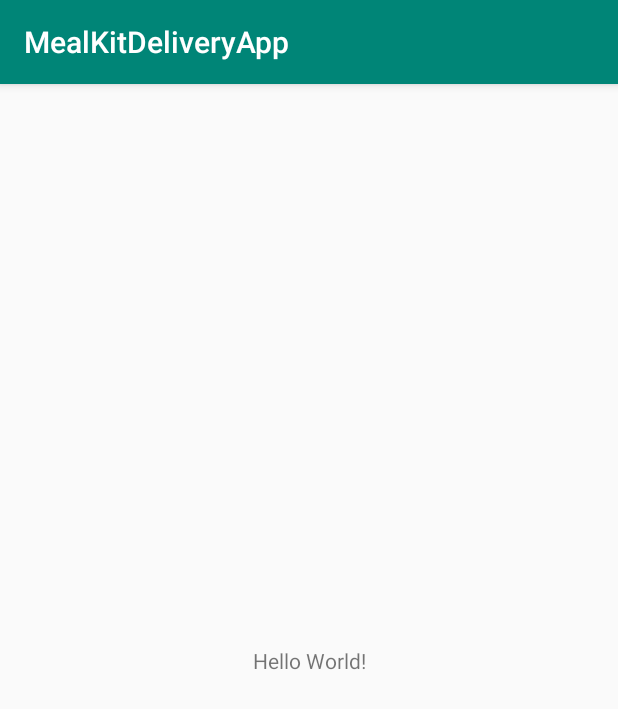
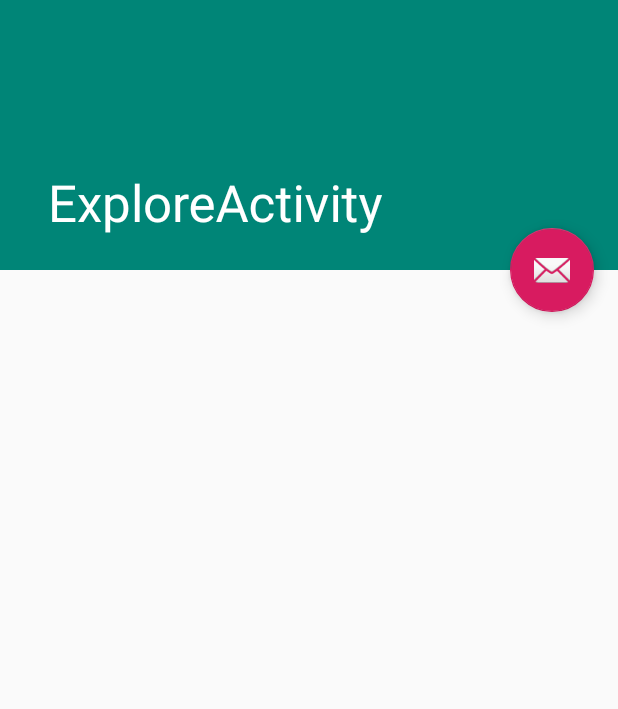
Before and after one commit to giangkhuat/Meal-Kit-delivery-app, an Android app: the screen it shows after launch (MainActivity before the commit, ExploreActivity after it), on a phone screen of 412 x 824 dp. Shown: the top 709 px of the screen. Run offline under Robolectric (Android 15) with nearby library versions, the phone set to English and light mode, and no system bars.

Commit message:
second commit

```diff
--- a/app/build.gradle
+++ b/app/build.gradle
@@ -3,6 +3,7 @@ apply plugin: 'com.android.application'
 apply plugin: 'kotlin-android'
 
 apply plugin: 'kotlin-android-extensions'
+apply plugin: 'com.google.gms.google-services'
 
 android {
     compileSdkVersion 29
@@ -25,11 +26,14 @@ android {
 
 dependencies {
     implementation fileTree(dir: 'libs', include: ['*.jar'])
-    implementation"org.jetbrains.kotlin:kotlin-stdlib-jdk7:$kotlin_version"
+    implementation "org.jetbrains.kotlin:kotlin-stdlib-jdk7:$kotlin_version"
     implementation 'androidx.appcompat:appcompat:1.1.0'
     implementation 'androidx.core:core-ktx:1.1.0'
     implementation 'androidx.constraintlayout:constraintlayout:1.1.3'
+    implementation 'com.google.android.material:material:1.0.0'
+    implementation 'com.google.firebase:firebase-auth:16.0.5'
     testImplementation 'junit:junit:4.12'
     androidTestImplementation 'androidx.test.ext:junit:1.1.1'
     androidTestImplementation 'androidx.test.espresso:espresso-core:3.2.0'
+    compile 'it.neokree:MaterialTabs:0.11'
 }
--- /dev/null
+++ b/app/src/main/java/com/ait/mealkitdeliveryapp/ExploreActivity.kt
@@ -0,0 +1,24 @@
+package com.ait.mealkitdeliveryapp
+
+import android.os.Bundle
+import com.google.android.material.snackbar.Snackbar
+import androidx.appcompat.app.AppCompatActivity
+import com.ait.mealkitdeliveryapp.adapter.recipeAdapter
+import com.ait.mealkitdeliveryapp.data.recipe
+import kotlinx.android.synthetic.main.activity_explore.*
+
+class ExploreActivity : AppCompatActivity() {
+
+    lateinit var adapter: recipeAdapter
+    var items  = mutableListOf<recipe>()
+
+    // var items = AppDatabase.getInstance(this@ScrollingActivity).ItemDao().getALlItems()
+    override fun onCreate(savedInstanceState: Bundle?) {
+        super.onCreate(savedInstanceState)
+        setContentView(R.layout.activity_explore)
+        setSupportActionBar(toolbar)
+        adapter = recipeAdapter(this, items)
+        recyclerItem.adapter = adapter
+
+    }
+}
--- /dev/null
+++ b/app/src/main/java/com/ait/mealkitdeliveryapp/adapter/recipeAdapter.kt
@@ -0,0 +1,96 @@
+package com.ait.mealkitdeliveryapp.adapter
+
+import android.content.Context
+import android.view.LayoutInflater
+import android.view.View
+import android.view.ViewGroup
+import androidx.recyclerview.widget.RecyclerView
+import com.ait.mealkitdeliveryapp.R
+import com.ait.mealkitdeliveryapp.data.recipe
+import kotlinx.android.synthetic.main.recipe_card.view.*
+import java.util.*
+
+class recipeAdapter : RecyclerView.Adapter<recipeAdapter.ViewHolder> {
+
+    var recipelist  = mutableListOf<recipe>()
+    var context: Context
+
+    constructor(context: Context, items: List<recipe>) {
+        this.context = context
+        recipelist.addAll(items)
+    }
+
+    override fun onCreateViewHolder(parent: ViewGroup, viewType: Int): ViewHolder {
+        /* define layout of one ShopItem  outside actiity */
+        var item = LayoutInflater.from(context).inflate(
+            R.layout.recipe_card, parent, false
+        )
+        return ViewHolder(item)
+    }
+    override fun getItemCount(): Int {
+        return recipelist.size
+    }
+
+    override fun onBindViewHolder(holder: ViewHolder, position: Int) {
+        var item = recipelist.get(holder.adapterPosition)
+
+        holder.recipeCard.setOnClickListener{
+            //intent
+        }
+    }
+
+    /*
+    fun deleteItem(index: Int) {
+        Thread {
+            AppDatabase.getInstance(context).ItemDao().deleteItem(shoplist[index])
+            (context as ScrollingActivity).runOnUiThread()  {
+                shoplist.removeAt(index)
+                notifyItemRemoved(index)
+            }
+        }.start()
+    }
+
+    */
+    fun addItem(recipe : recipe) {
+        recipelist.add(recipe)
+        notifyItemInserted(recipelist.lastIndex)
+    }
+
+    /*
+    fun deleteAllItems() {
+        Thread {
+            AppDatabase.getInstance(context).ItemDao().deleteAll()
+            (context as ScrollingActivity).runOnUiThread {
+                shoplist.clear()
+                notifyDataSetChanged()
+            }
+        }.start()
+    }
+*/
+
+    /* Update recyclerview
+    fun updateItemOnPosition(item: ShopItem, index: Int) {
+        shoplist.set(index, item)
+        notifyItemChanged(index)
+    }
+
+    /* Update database */
+    fun updateItem(item: ShopItem) {
+        Thread {
+            AppDatabase.getInstance(context).ItemDao().updateItem(item)
+        }.start()
+
+    }
+
+
+     */
+
+    inner class ViewHolder(itemView: View) : RecyclerView.ViewHolder(itemView) {
+        var tvProduct_name = itemView.tvProduct_name
+        var tvDescription = itemView.tvDescription
+        var tvPrice = itemView.tvPrice
+        var ivImage = itemView.ivImage
+        var recipeCard = itemView.recipeCard
+    }
+
+}
--- /dev/null
+++ b/app/src/main/res/layout/activity_explore.xml
@@ -0,0 +1,62 @@
+<?xml version="1.0" encoding="utf-8"?>
+<androidx.coordinatorlayout.widget.CoordinatorLayout xmlns:android="http://schemas.android.com/apk/res/android"
+    xmlns:app="http://schemas.android.com/apk/res-auto"
+    xmlns:tools="http://schemas.android.com/tools"
+    android:layout_width="match_parent"
+    android:layout_height="match_parent"
+    android:fitsSystemWindows="true"
+    tools:context=".ExploreActivity">
+
+    <com.google.android.material.appbar.AppBarLayout
+        android:id="@+id/app_bar"
+        android:layout_width="match_parent"
+        android:layout_height="@dimen/app_bar_height"
+        android:fitsSystemWindows="true"
+        android:theme="@style/AppTheme.AppBarOverlay">
+
+
+        <com.google.android.material.appbar.CollapsingToolbarLayout
+            android:id="@+id/toolbar_layout"
+            android:layout_width="match_parent"
+            android:layout_height="match_parent"
+            android:fitsSystemWindows="true"
+            app:contentScrim="?attr/colorPrimary"
+            app:layout_scrollFlags="scroll|exitUntilCollapsed"
+            app:toolbarId="@+id/toolbar">
+
+            <androidx.appcompat.widget.Toolbar
+                android:id="@+id/toolbar"
+                android:layout_width="match_parent"
+                android:layout_height="?attr/actionBarSize"
+                app:layout_collapseMode="pin"
+                app:popupTheme="@style/AppTheme.PopupOverlay" />
+
+        </com.google.android.material.appbar.CollapsingToolbarLayout>
+
+
+
+    </com.google.android.material.appbar.AppBarLayout>
+
+    <include layout="@layout/content_explore" />
+
+    <androidx.recyclerview.widget.RecyclerView
+        android:id="@+id/recyclerItem"
+        android:layout_width="match_parent"
+        android:layout_height="match_parent"
+        android:padding="20dp"
+        app:layoutManager="androidx.recyclerview.widget.LinearLayoutManager"
+        android:scrollbars="vertical"
+        app:layout_behavior="@string/appbar_scrolling_view_behavior"
+        />
+
+
+    <com.google.android.material.floatingactionbutton.FloatingActionButton
+        android:id="@+id/fab"
+        android:layout_width="wrap_content"
+        android:layout_height="wrap_content"
+        android:layout_margin="@dimen/fab_margin"
+        app:layout_anchor="@id/app_bar"
+        app:layout_anchorGravity="bottom|end"
+        app:srcCompat="@android:drawable/ic_dialog_email" />
+
+</androidx.coordinatorlayout.widget.CoordinatorLayout>
--- a/app/src/main/res/layout/activity_main.xml
+++ b/app/src/main/res/layout/activity_main.xml
@@ -1,8 +1,7 @@
 <?xml version="1.0" encoding="utf-8"?>
-<androidx.constraintlayout.widget.ConstraintLayout
-    xmlns:android="http://schemas.android.com/apk/res/android"
+<androidx.constraintlayout.widget.ConstraintLayout xmlns:android="http://schemas.android.com/apk/res/android"
+    xmlns:app="http://schemas.android.com/apk/res-auto"
     xmlns:tools="http://schemas.android.com/tools"
-    xmlns:app="http://schemas.android.com/apk/res-auto"
     android:layout_width="match_parent"
     android:layout_height="match_parent"
     tools:context=".MainActivity">
--- /dev/null
+++ b/app/src/main/res/layout/content_explore.xml
@@ -0,0 +1,17 @@
+<?xml version="1.0" encoding="utf-8"?>
+<androidx.core.widget.NestedScrollView xmlns:android="http://schemas.android.com/apk/res/android"
+    xmlns:app="http://schemas.android.com/apk/res-auto"
+    xmlns:tools="http://schemas.android.com/tools"
+    android:layout_width="match_parent"
+    android:layout_height="match_parent"
+    app:layout_behavior="@string/appbar_scrolling_view_behavior"
+    tools:context=".ExploreActivity"
+    tools:showIn="@layout/activity_explore">
+
+    <TextView
+        android:layout_width="wrap_content"
+        android:layout_height="wrap_content"
+        android:layout_margin="@dimen/text_margin"
+        android:text="@string/large_text" />
+
+</androidx.core.widget.NestedScrollView>
--- a/app/src/main/res/mipmap-anydpi-v26/ic_launcher.xml
+++ b/app/src/main/res/mipmap-anydpi-v26/ic_launcher.xml
@@ -1,5 +1,5 @@
 <?xml version="1.0" encoding="utf-8"?>
 <adaptive-icon xmlns:android="http://schemas.android.com/apk/res/android">
-    <background android:drawable="@drawable/ic_launcher_background"/>
-    <foreground android:drawable="@drawable/ic_launcher_foreground"/>
+    <background android:drawable="@drawable/ic_launcher_background" />
+    <foreground android:drawable="@drawable/ic_launcher_foreground" />
 </adaptive-icon>
--- a/app/src/main/res/mipmap-anydpi-v26/ic_launcher_round.xml
+++ b/app/src/main/res/mipmap-anydpi-v26/ic_launcher_round.xml
@@ -1,5 +1,5 @@
 <?xml version="1.0" encoding="utf-8"?>
 <adaptive-icon xmlns:android="http://schemas.android.com/apk/res/android">
-    <background android:drawable="@drawable/ic_launcher_background"/>
-    <foreground android:drawable="@drawable/ic_launcher_foreground"/>
+    <background android:drawable="@drawable/ic_launcher_background" />
+    <foreground android:drawable="@drawable/ic_launcher_foreground" />
 </adaptive-icon>
--- /dev/null
+++ b/app/src/main/res/values/dimens.xml
@@ -0,0 +1,5 @@
+<resources>
+    <dimen name="app_bar_height">180dp</dimen>
+    <dimen name="fab_margin">16dp</dimen>
+    <dimen name="text_margin">16dp</dimen>
+</resources>
--- a/app/src/main/res/values/strings.xml
+++ b/app/src/main/res/values/strings.xml
@@ -1,3 +1,8 @@
 <resources>
     <string name="app_name">MealKitDeliveryApp</string>
+    <string name="title_activity_explore">ExploreActivity</string>
+    <string name="large_text">
+
+    </string>
+    <string name="action_settings">Settings</string>
 </resources>
--- a/app/src/main/res/values/styles.xml
+++ b/app/src/main/res/values/styles.xml
@@ -8,4 +8,13 @@
         <item name="colorAccent">@color/colorAccent</item>
     </style>
 
+    <style name="AppTheme.NoActionBar">
+        <item name="windowActionBar">false</item>
+        <item name="windowNoTitle">true</item>
+    </style>
+
+    <style name="AppTheme.AppBarOverlay" parent="ThemeOverlay.AppCompat.Dark.ActionBar" />
+
+    <style name="AppTheme.PopupOverlay" parent="ThemeOverlay.AppCompat.Light" />
+
 </resources>
--- a/build.gradle
+++ b/build.gradle
@@ -10,6 +10,7 @@ buildscript {
     dependencies {
         classpath 'com.android.tools.build:gradle:3.5.2'
         classpath "org.jetbrains.kotlin:kotlin-gradle-plugin:$kotlin_version"
+        classpath 'com.google.gms:google-services:4.2.0'
         // NOTE: Do not place your application dependencies here; they belong
         // in the individual module build.gradle files
     }
--- a/gradle.properties
+++ b/gradle.properties
@@ -1,27 +1,21 @@
 # Project-wide Gradle settings.
-
 # IDE (e.g. Android Studio) users:
 # Gradle settings configured through the IDE *will override*
 # any settings specified in this file.
-
 # For more details on how to configure your build environment visit
 # http://www.gradle.org/docs/current/userguide/build_environment.html
-
 # Specifies the JVM arguments used for the daemon process.
 # The setting is particularly useful for tweaking memory settings.
 org.gradle.jvmargs=-Xmx1536m
-
 # When configured, Gradle will run in incubating parallel mode.
 # This option should only be used with decoupled projects. More details, visit
 # http://www.gradle.org/docs/current/userguide/multi_project_builds.html#sec:decoupled_projects
 # org.gradle.parallel=true
-
 # AndroidX package structure to make it clearer which packages are bundled with the
 # Android operating system, and which are packaged with your app's APK
 # https://developer.android.com/topic/libraries/support-library/androidx-rn
 android.useAndroidX=true
 # Automatically convert third-party libraries to use AndroidX
 android.enableJetifier=true
-
 # Kotlin code style for this project: "official" or "obsolete":
 kotlin.code.style=official
```
Also changed, not shown: app/src/main/AndroidManifest.xml (+11 -3 lines), app/src/main/java/com/ait/mealkitdeliveryapp/data/recipe.kt (added, +11 -0 lines), app/src/main/res/drawable-v24/ic_launcher_foreground.xml (+6 -6 lines), app/src/main/res/drawable/ic_launcher_background.xml (+166 -70 lines), app/src/main/res/layout/recipe_card.xml (added, +96 -0 lines), app/src/main/res/menu/menu_explore.xml (added, +10 -0 lines), 1 other file.
